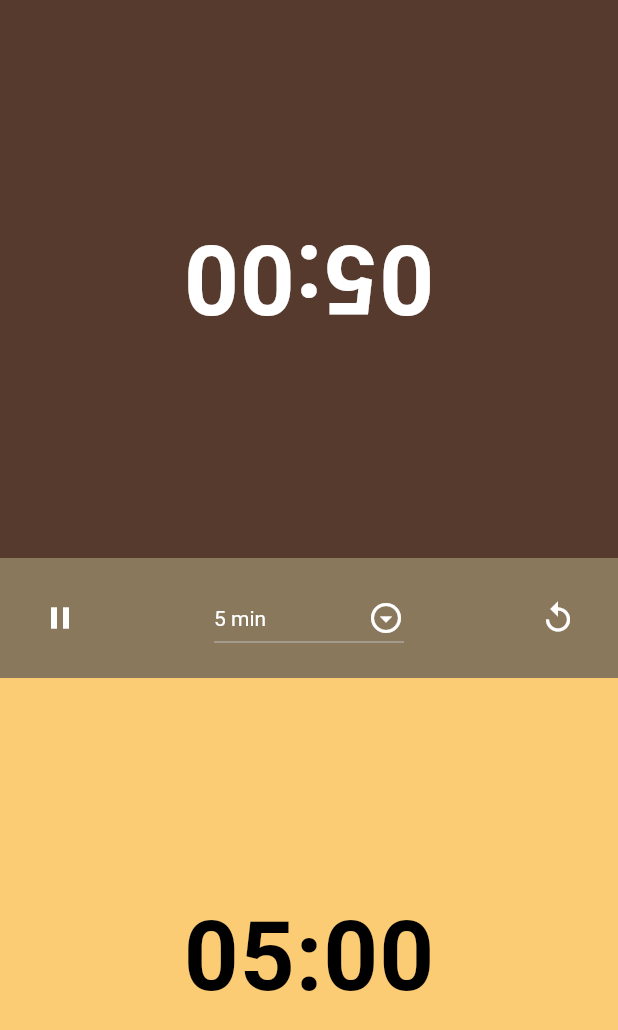
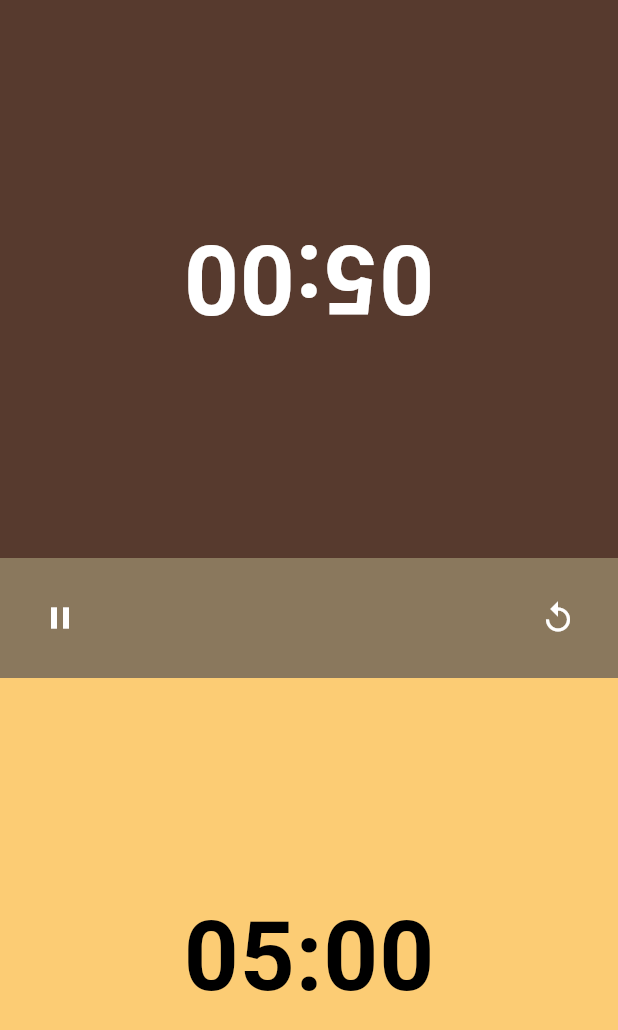
Before and after one commit to MetehanBass/chess-timer, a Flutter app: the screen it shows after launch, after a tap on an icon or button, on a phone screen of 412 x 824 dp. Shown: the top 1030 px of the screen. Run offline on Flutter 3.47's test engine with Material 2 defaults, Android fonts, the phone set to English and light mode, and no system bars; drawn by our look-alikes of timer_count_down; our stand-ins replace get.

Commit message:
rendering condition has added for dropdownbutton

```diff
--- a/chess_timer/lib/features/app-features/controllers/timer_controller.dart
+++ b/chess_timer/lib/features/app-features/controllers/timer_controller.dart
@@ -8,6 +8,7 @@ class TimerController extends GetxController {
   RxBool isTimer2Paused = RxBool(false);
   RxString turn = RxString("");
   RxInt selectedTime = RxInt(300);
+  RxBool hasTimerNotStarted = RxBool(true);
 
   void changeTurn(nextTurn) {
     turn.value = nextTurn;
@@ -16,11 +17,13 @@ class TimerController extends GetxController {
   void setIsTimer1Resumed() {
     isTimer1Paused.value = false;
     countdownController1.start();
+    hasTimerNotStarted.value = false;
   }
 
   void setIsTimer2Resumed() {
     isTimer2Paused.value = false;
     countdownController2.start();
+    hasTimerNotStarted.value = false;
   }
 
   void setIsTimer1Paused() {
@@ -56,5 +59,6 @@ class TimerController extends GetxController {
     isTimer1Paused.value = false;
     isTimer2Paused.value = false;
     changeTurn("");
+    hasTimerNotStarted.value = true;
   }
 }
--- a/chess_timer/lib/screens/home-screen/widgets/timer-buttons/timer_buttons.dart
+++ b/chess_timer/lib/screens/home-screen/widgets/timer-buttons/timer_buttons.dart
@@ -47,7 +47,9 @@ class TimerButtons extends GetView<TimerController> {
             Flexible(
               flex: 1,
               child: Obx(
-                () => DropdownButton(
+                () => Visibility(
+                  visible: timerController.hasTimerNotStarted.value,
+                  child: DropdownButton(
                       value: timerController.selectedTime.value,
                       icon: const Icon(Icons.arrow_drop_down_circle_outlined),
                       style: const TextStyle(color: Colors.white),
@@ -58,6 +60,7 @@ class TimerButtons extends GetView<TimerController> {
                       onChanged: (int? value) {
                         timerController.selectedTime.value = value!;
                       }),
+                ),
               ),
             ),
             Flexible(
```
Lines whose indentation alone changed are shown as unchanged.
